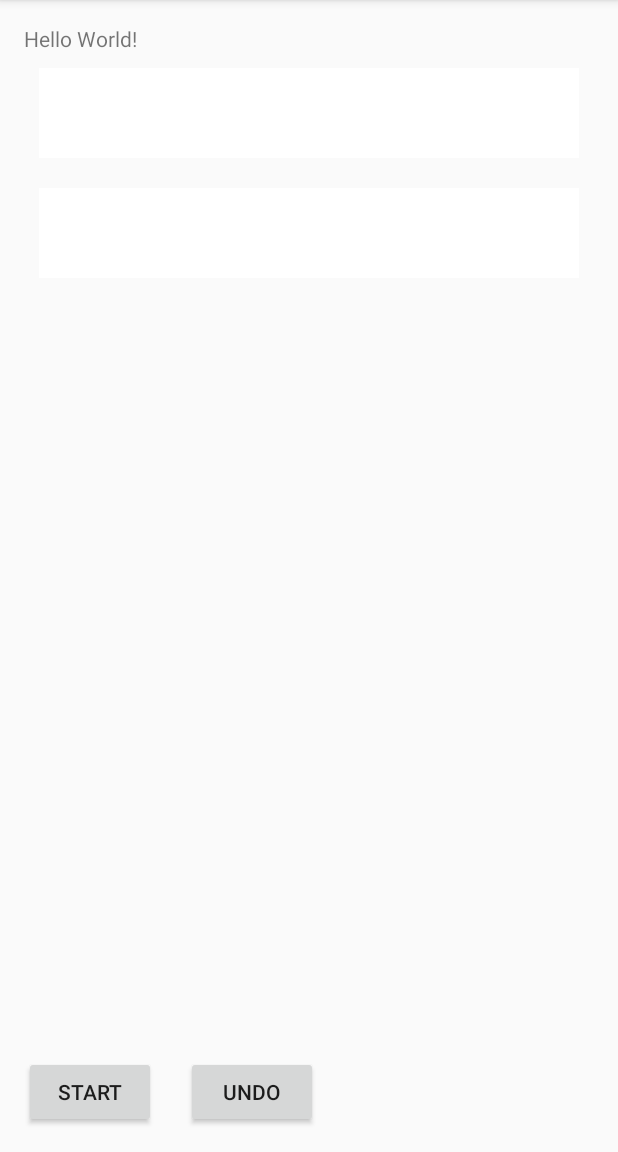
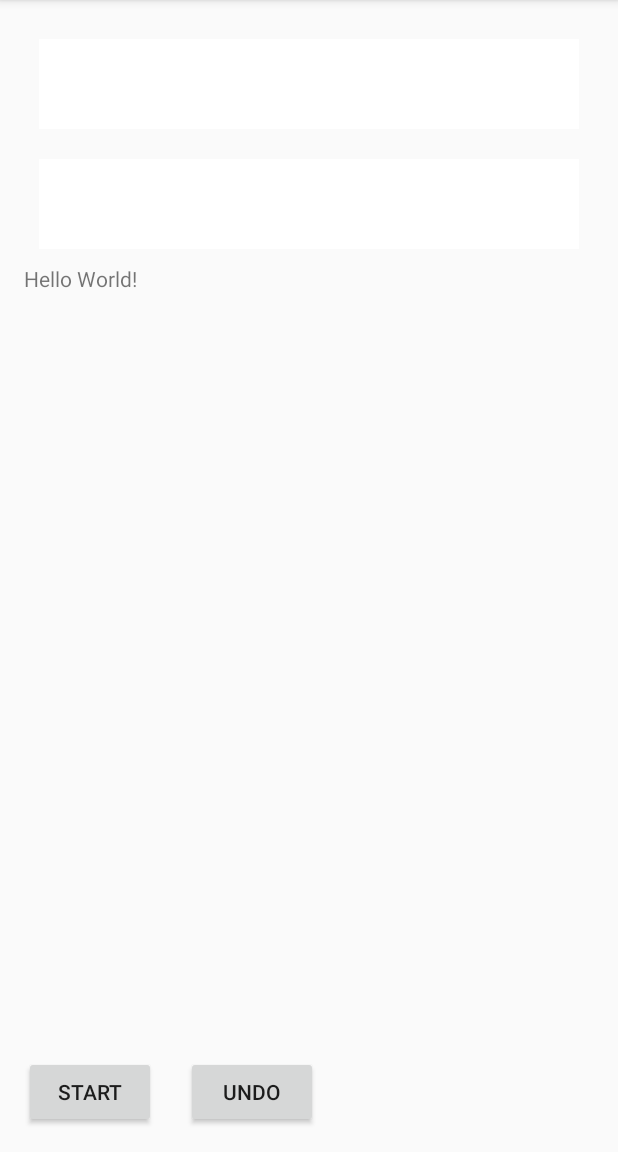
Before and after one commit to teckhockng/Word-Stack, an Android app: the screen it shows after launch (MainActivity), on a phone screen of 412 x 824 dp, the part 84-1236 px from its top. Run offline under Robolectric (Android 15) with nearby library versions, the phone set to English and light mode, and no system bars.

```diff
--- a/app/build.gradle
+++ b/app/build.gradle
@@ -22,6 +22,8 @@ android {
 dependencies {
     implementation fileTree(dir: 'libs', include: ['*.jar'])
     implementation 'com.google.android.gms:play-services-basement:17.6.0'
+    implementation 'androidx.constraintlayout:constraintlayout:2.1.0'
+    implementation 'androidx.gridlayout:gridlayout:1.0.0'
     androidTestImplementation('androidx.test.espresso:espresso-core:3.1.0', {
         exclude group: 'com.android.support', module: 'support-annotations'
     })
--- a/app/src/main/res/layout/activity_main.xml
+++ b/app/src/main/res/layout/activity_main.xml
@@ -25,38 +25,40 @@
     tools:context="com.google.engedu.wordstack.MainActivity">
 
     <LinearLayout
-        android:orientation="vertical"
+        android:id="@+id/vertical_layout"
         android:layout_width="match_parent"
         android:layout_height="match_parent"
-        android:id="@+id/vertical_layout">
-
-        <TextView
-            android:layout_width="wrap_content"
-            android:layout_height="wrap_content"
-            android:text="Hello World!"
-            android:id="@+id/message_box" />
+        android:layout_alignParentStart="true"
+        android:layout_alignParentEnd="true"
+        android:orientation="vertical">
 
         <LinearLayout
-            android:orientation="horizontal"
+            android:id="@+id/word1"
             android:layout_width="match_parent"
             android:layout_height="60dp"
             android:layout_below="@+id/message_box"
+            android:layout_margin="10dp"
+            android:background="#ffffff"
             android:minHeight="60dp"
-            android:layout_margin="10dp"
-            android:id="@+id/word1"
-            android:padding="10dp"
-            android:background="#ffffff"/>
+            android:orientation="horizontal"
+            android:padding="10dp" />
 
         <LinearLayout
-            android:orientation="horizontal"
+            android:id="@+id/word2"
             android:layout_width="match_parent"
             android:layout_height="60dp"
             android:layout_below="@+id/message_box"
+            android:layout_margin="10dp"
+            android:background="#ffffff"
             android:minHeight="60dp"
-            android:layout_margin="10dp"
-            android:id="@+id/word2"
-            android:padding="10dp"
-            android:background="#ffffff" />
+            android:orientation="horizontal"
+            android:padding="10dp" />
+
+        <TextView
+            android:id="@+id/message_box"
+            android:layout_width="wrap_content"
+            android:layout_height="wrap_content"
+            android:text="Hello World!" />
 
     </LinearLayout>
 
```
Also changed, not shown: app/src/main/java/com/google/engedu/wordstack/MainActivity.java (+36 -11 lines), app/src/main/java/com/google/engedu/wordstack/StackedLayout.java (+22 -0 lines).
